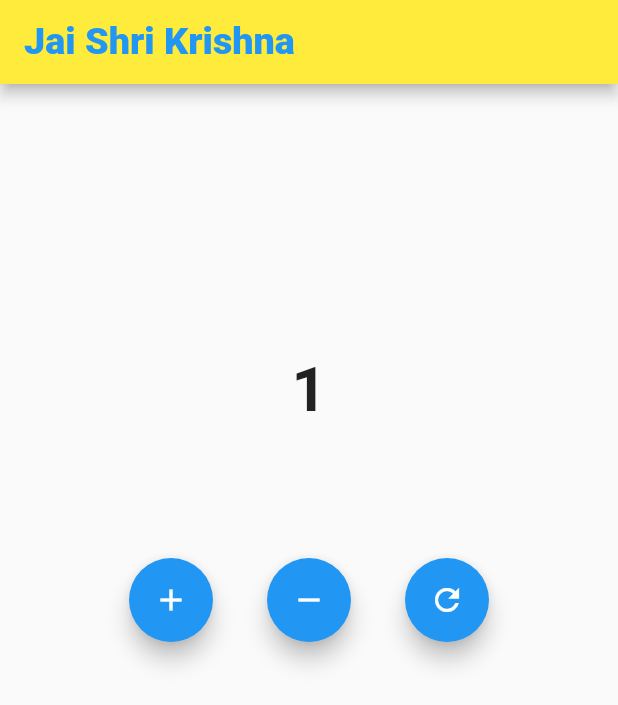
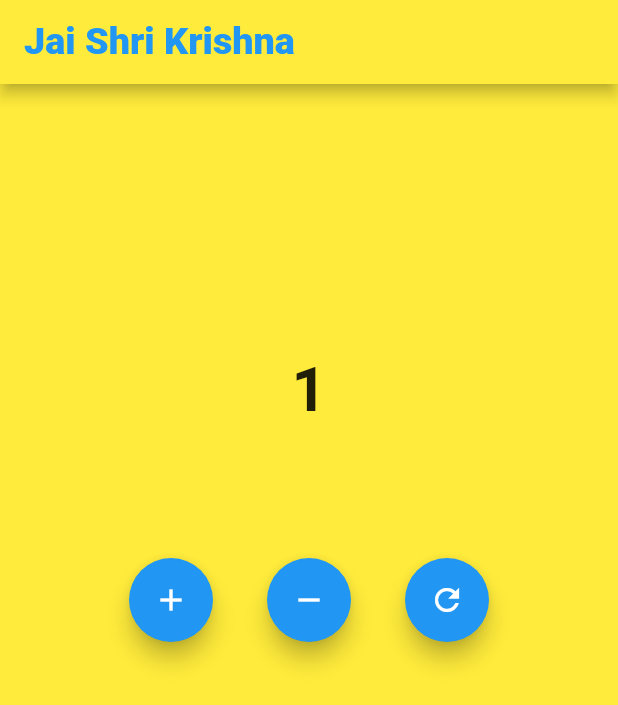
Before and after one commit to iamsourav37/flutter-project---Counter, a Flutter app: the screen it shows after launch, after a tap on the "add" icon, on a phone screen of 412 x 824 dp. Shown: the top 705 px of the screen. Run offline on Flutter 3.47's test engine with Material 2 defaults, Android fonts, the phone set to English and light mode, and no system bars.

Commit message:
Add background color change feature

```diff
--- a/lib/main.dart
+++ b/lib/main.dart
@@ -57,6 +57,7 @@ class _HomePageState extends State<HomePage> {
   @override
   Widget build(BuildContext context) {
     return Scaffold(
+      backgroundColor: col,
       appBar: AppBar(
         title: Text(
           "Jai Shri Krishna",
@@ -67,7 +68,8 @@ class _HomePageState extends State<HomePage> {
           ),
         ),
       ),
-      body: Center(
+      body:
+      Center(
         child: Column(
           // mainAxisAlignment: MainAxisAlignment.center,
           children: <Widget>[
```
